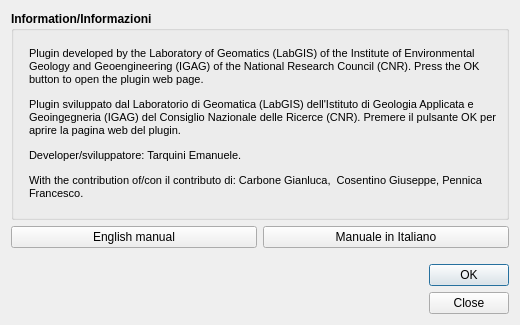
Qt form tb_info.ui (CNR-IGAG/mzs-tools) before a commit.
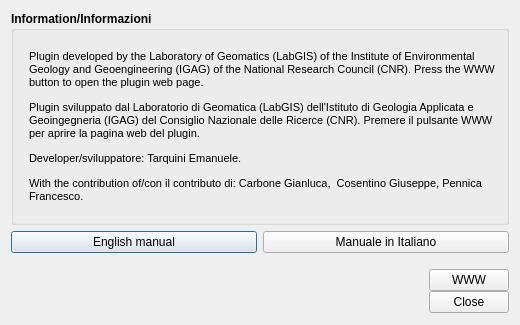
The same form after that commit. Icons and pictures are not drawn.

Patch:
```diff
--- a/tb_info.ui
+++ b/tb_info.ui
@@ -37,7 +37,7 @@
   <property name="modal">
    <bool>true</bool>
   </property>
-  <layout class="QGridLayout" name="gridLayout">
+  <layout class="QGridLayout" name="gridLayout_2">
    <item row="0" column="0">
     <widget class="QGroupBox" name="groupBox">
      <property name="sizePolicy">
@@ -78,8 +78,8 @@
 &lt;html&gt;&lt;head&gt;&lt;meta name=&quot;qrichtext&quot; content=&quot;1&quot; /&gt;&lt;style type=&quot;text/css&quot;&gt;
 p, li { white-space: pre-wrap; }
 &lt;/style&gt;&lt;/head&gt;&lt;body style=&quot; font-family:'MS Shell Dlg 2'; font-size:8pt; font-weight:600; font-style:normal;&quot;&gt;
-&lt;p style=&quot; margin-top:0px; margin-bottom:0px; margin-left:0px; margin-right:0px; -qt-block-indent:0; text-indent:0px;&quot;&gt;&lt;span style=&quot; font-weight:400;&quot;&gt;Plugin developed by the Laboratory of Geomatics (LabGIS) of the Institute of Environmental Geology and Geoengineering (IGAG) of the National Research Council (CNR). Press the OK button to open the plugin web page.&lt;/span&gt;&lt;/p&gt;
-&lt;p style=&quot; margin-top:12px; margin-bottom:12px; margin-left:0px; margin-right:0px; -qt-block-indent:0; text-indent:0px;&quot;&gt;&lt;span style=&quot; font-weight:400;&quot;&gt;Plugin sviluppato dal Laboratorio di Geomatica (LabGIS) dell'Istituto di Geologia Applicata e Geoingegneria (IGAG) del Consiglio Nazionale delle Ricerce (CNR).&lt;/span&gt; &lt;span style=&quot; font-weight:400;&quot;&gt;Premere il pulsante OK per aprire la pagina web del plugin.&lt;/span&gt;&lt;/p&gt;
+&lt;p style=&quot; margin-top:0px; margin-bottom:0px; margin-left:0px; margin-right:0px; -qt-block-indent:0; text-indent:0px;&quot;&gt;&lt;span style=&quot; font-weight:400;&quot;&gt;Plugin developed by the Laboratory of Geomatics (LabGIS) of the Institute of Environmental Geology and Geoengineering (IGAG) of the National Research Council (CNR). Press the WWW button to open the plugin web page.&lt;/span&gt;&lt;/p&gt;
+&lt;p style=&quot; margin-top:12px; margin-bottom:12px; margin-left:0px; margin-right:0px; -qt-block-indent:0; text-indent:0px;&quot;&gt;&lt;span style=&quot; font-weight:400;&quot;&gt;Plugin sviluppato dal Laboratorio di Geomatica (LabGIS) dell'Istituto di Geologia Applicata e Geoingegneria (IGAG) del Consiglio Nazionale delle Ricerce (CNR).&lt;/span&gt; &lt;span style=&quot; font-weight:400;&quot;&gt;Premere il pulsante WWW per aprire la pagina web del plugin.&lt;/span&gt;&lt;/p&gt;
 &lt;p style=&quot; margin-top:12px; margin-bottom:12px; margin-left:0px; margin-right:0px; -qt-block-indent:0; text-indent:0px;&quot;&gt;&lt;span style=&quot; font-weight:400;&quot;&gt;Developer/sviluppatore: Tarquini Emanuele.&lt;/span&gt;&lt;/p&gt;
 &lt;p style=&quot; margin-top:12px; margin-bottom:12px; margin-left:0px; margin-right:0px; -qt-block-indent:0; text-indent:0px;&quot;&gt;&lt;span style=&quot; font-weight:400;&quot;&gt;With the contribution of/con il contributo di: Carbone Gianluca,  Cosentino Giuseppe, Pennica Francesco.&lt;/span&gt;&lt;/p&gt;&lt;/body&gt;&lt;/html&gt;</string>
         </property>
@@ -181,7 +181,31 @@
       </widget>
      </item>
      <item row="0" column="4">
+      <layout class="QGridLayout" name="gridLayout">
+       <item row="0" column="0">
+        <widget class="QPushButton" name="pushButton_www">
+         <property name="cursor">
+          <cursorShape>PointingHandCursor</cursorShape>
+         </property>
+         <property name="text">
+          <string>WWW</string>
+         </property>
+        </widget>
+       </item>
+       <item row="1" column="0">
       <widget class="QDialogButtonBox" name="button_box">
+         <property name="sizePolicy">
+          <sizepolicy hsizetype="Fixed" vsizetype="Fixed">
+           <horstretch>0</horstretch>
+           <verstretch>0</verstretch>
+          </sizepolicy>
+         </property>
+         <property name="minimumSize">
+          <size>
+           <width>75</width>
+           <height>23</height>
+          </size>
+         </property>
        <property name="cursor">
         <cursorShape>PointingHandCursor</cursorShape>
        </property>
@@ -189,31 +213,14 @@
         <enum>Qt::Vertical</enum>
        </property>
        <property name="standardButtons">
-        <set>QDialogButtonBox::Close|QDialogButtonBox::Ok</set>
+          <set>QDialogButtonBox::Close</set>
        </property>
        <property name="centerButtons">
-        <bool>true</bool>
+          <bool>false</bool>
        </property>
       </widget>
      </item>
-     <item row="0" column="2">
-      <widget class="QLabel" name="labgis">
-       <property name="sizePolicy">
-        <sizepolicy hsizetype="Preferred" vsizetype="Fixed">
-         <horstretch>0</horstretch>
-         <verstretch>0</verstretch>
-        </sizepolicy>
-       </property>
-       <property name="text">
-        <string/>
-       </property>
-       <property name="pixmap">
-        <pixmap>img/logo-labgis.png</pixmap>
-       </property>
-       <property name="scaledContents">
-        <bool>true</bool>
-       </property>
-      </widget>
+      </layout>
      </item>
     </layout>
    </item>
```
Left out of the diff: 19 changed lines with no effect on the pictures. Lines whose indentation alone changed are shown as unchanged.
